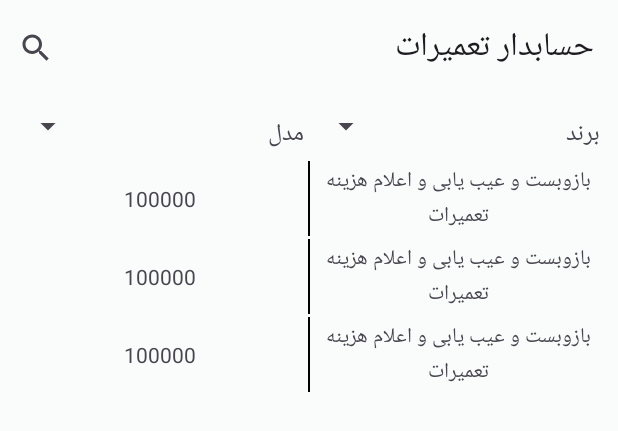
After one commit to hamidamirhajlo/hesabketab, an Android app: the layout fragment_nerkh.xml on its own in the app's theme, with its tools: preview values and no code run, on a phone screen of 412 x 824 dp. The commit adds this screen. Shown: the top 431 px of the screen. Run offline under Robolectric (Android 15) with nearby library versions, the phone set to English and light mode, and no system bars.

Commit message:
add NerkhFragment.kt

```diff
--- a/app/src/main/java/com/hamid/learninggauth/view/fragment/AddFragment2.kt
+++ b/app/src/main/java/com/hamid/learninggauth/view/fragment/AddFragment2.kt
@@ -11,11 +11,14 @@ import com.google.android.material.divider.MaterialDividerItemDecoration
 import com.hamid.learninggauth.R
 import com.hamid.learninggauth.core.adapter.FieldsAdapter
 import com.hamid.learninggauth.core.data.FieldsData
+import com.hamid.learninggauth.viewmodel.AppViewModel
 import kotlinx.android.synthetic.main.fragment_add_2.*
 import kotlinx.android.synthetic.main.fragment_add_2.toolbar
 import kotlinx.android.synthetic.main.fragment_add_item.*
+import org.koin.androidx.viewmodel.ext.android.viewModel
 
 class AddFragment2 : Fragment(R.layout.fragment_add_2) {
+    private val viewModel: AppViewModel by viewModel()
 
     override fun onViewCreated(view: View, savedInstanceState: Bundle?) {
         super.onViewCreated(view, savedInstanceState)
@@ -50,6 +53,9 @@ class AddFragment2 : Fragment(R.layout.fragment_add_2) {
             itemList.add(emptyFields)
             fieldAdapter.submit(itemList)
             recy_add2.smoothScrollToPosition(itemList.size)
+
+//            viewModel.insert(appData)
+            findNavController().popBackStack()
         }
 
     }
--- /dev/null
+++ b/app/src/main/res/layout/fragment_nerkh.xml
@@ -0,0 +1,78 @@
+<?xml version="1.0" encoding="utf-8"?>
+<androidx.coordinatorlayout.widget.CoordinatorLayout xmlns:android="http://schemas.android.com/apk/res/android"
+    xmlns:app="http://schemas.android.com/apk/res-auto"
+    android:layout_width="match_parent"
+    android:layout_height="match_parent"
+    xmlns:tools="http://schemas.android.com/tools"
+    android:layoutDirection="rtl"
+    android:orientation="vertical">
+
+    <com.google.android.material.appbar.AppBarLayout
+        android:layout_width="match_parent"
+        android:layout_height="wrap_content">
+
+        <androidx.appcompat.widget.Toolbar
+            android:layout_width="match_parent"
+            android:layout_height="?attr/actionBarSize"
+            app:menu="@menu/nerkh_top"
+            app:title="@string/app_name" />
+
+    </com.google.android.material.appbar.AppBarLayout>
+
+    <LinearLayout
+        android:layout_width="match_parent"
+        android:layout_height="match_parent"
+        android:orientation="vertical"
+        android:padding="8dp"
+        app:layout_behavior="@string/appbar_scrolling_view_behavior">
+
+
+        <LinearLayout
+            android:layout_width="match_parent"
+            android:layout_height="wrap_content"
+            android:orientation="horizontal">
+
+            <TextView
+                android:layout_width="wrap_content"
+                android:layout_height="wrap_content"
+                android:layout_margin="4dp"
+                android:text="برند"
+                android:textColor="?colorControlNormal"
+                android:textSize="16dp" />
+
+            <androidx.appcompat.widget.AppCompatSpinner
+                android:id="@+id/spinner_brand_nerkh"
+                android:layout_width="0dp"
+                android:layout_height="wrap_content"
+                android:layout_weight="1"
+                app:tooltipText="انتخاب برند" />
+
+
+            <TextView
+                android:layout_width="wrap_content"
+                android:layout_height="wrap_content"
+                android:layout_margin="4dp"
+                android:text="مدل"
+                android:textColor="?colorControlNormal"
+                android:textSize="16dp" />
+
+            <androidx.appcompat.widget.AppCompatSpinner
+                android:id="@+id/spinner_price_nerkh"
+                android:layout_width="0dp"
+                android:layout_height="wrap_content"
+                android:layout_weight="1"
+                app:tooltipText="انتخاب قیمت" />
+
+        </LinearLayout>
+
+        <androidx.recyclerview.widget.RecyclerView
+            android:id="@+id/recyclerviewNerkh"
+            android:layout_width="match_parent"
+            android:layout_height="match_parent"
+            tools:listitem="@layout/nerkh_item"
+            app:layoutManager="androidx.recyclerview.widget.LinearLayoutManager" />
+
+    </LinearLayout>
+
+
+</androidx.coordinatorlayout.widget.CoordinatorLayout>
--- /dev/null
+++ b/app/src/main/res/layout/nerkh_item.xml
@@ -0,0 +1,31 @@
+<?xml version="1.0" encoding="utf-8"?>
+<LinearLayout xmlns:android="http://schemas.android.com/apk/res/android"
+    android:layout_width="match_parent"
+    android:layout_height="50dp"
+    android:gravity="center"
+    android:layout_marginBottom="2dp"
+    android:layoutDirection="rtl"
+    android:orientation="horizontal">
+
+
+    <TextView
+        android:layout_width="0dp"
+        android:layout_height="wrap_content"
+        android:layout_weight="1"
+        android:gravity="center"
+        android:text="بازوبست و عیب یابی و اعلام هزینه تعمیرات" />
+
+    <View
+        android:layout_width="1dp"
+        android:layout_height="wrap_content"
+        android:background="#000"/>
+
+    <TextView
+        android:gravity="center"
+        android:layout_width="0dp"
+        android:layout_height="wrap_content"
+        android:layout_weight="1"
+        android:lines="1"
+        android:text="100000" />
+
+</LinearLayout>
--- /dev/null
+++ b/app/src/main/res/menu/nerkh_top.xml
@@ -0,0 +1,11 @@
+<?xml version="1.0" encoding="utf-8"?>
+<menu xmlns:app="http://schemas.android.com/apk/res-auto"
+    xmlns:android="http://schemas.android.com/apk/res/android">
+
+    <item
+        android:id="@+id/app_bar_search_nerkh"
+        android:icon="@drawable/ic_baseline_search_24"
+        android:title="Search"
+        app:actionViewClass="android.widget.SearchView"
+        app:showAsAction="always" />
+</menu>
--- a/app/src/main/res/navigation/mm.xml
+++ b/app/src/main/res/navigation/mm.xml
@@ -47,4 +47,9 @@
 
         android:name="com.hamid.learninggauth.view.fragment.AddFragment2"
         android:label="افزودن" />
+    <fragment
+        android:id="@+id/nerkhFragment"
+        tools:layout="@layout/fragment_nerkh"
+        android:name="com.hamid.learninggauth.view.fragment.NerkhFragment"
+        android:label="NerkhFragment" />
 </navigation>
--- a/app/src/main/res/values/strings.xml
+++ b/app/src/main/res/values/strings.xml
@@ -27,4 +27,5 @@
         <item>دوربین</item>
         <item>سی پی یو</item>
     </string-array>
+
 </resources>
```
Also changed, not shown: app/src/main/assets/list.json (added, +30 -0 lines), app/src/main/java/com/hamid/learninggauth/view/activity/MainActivity.kt (+15 -1 lines), app/src/main/java/com/hamid/learninggauth/view/fragment/NerkhFragment.kt (added, +33 -0 lines), app/src/main/res/layout/activity_main.xml (+22 -6 lines), app/src/main/res/menu/main_bottom.xml (+5 -5 lines).
